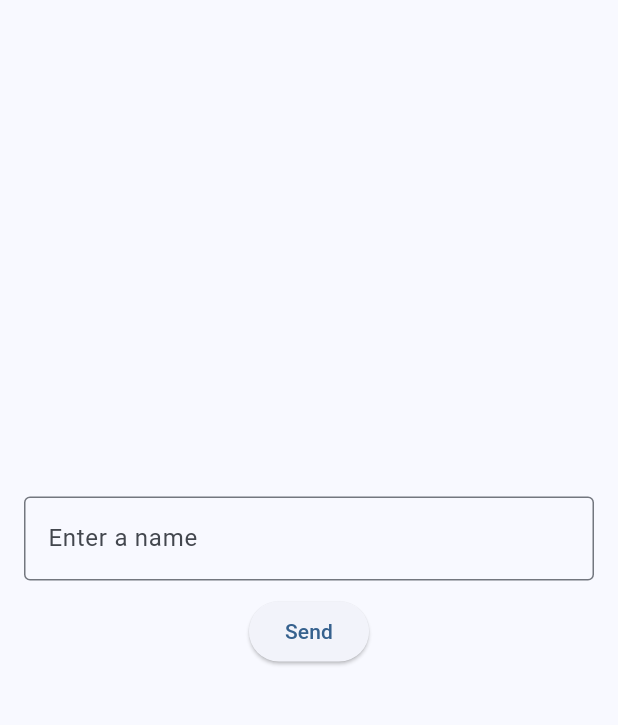
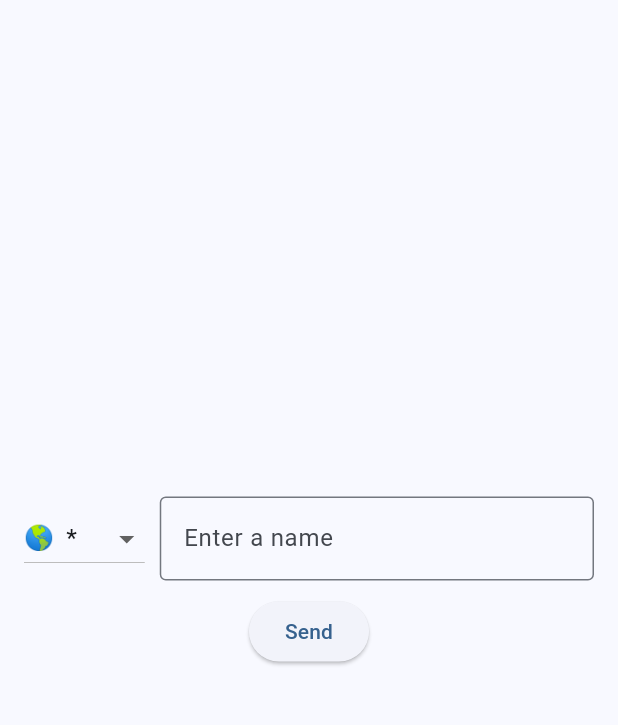
Before and after one commit to DavidKlant/neon_david_cursor, a Flutter app: the screen it shows after launch, on a phone screen of 412 x 824 dp, the part 63-788 px from its top. Run offline on Flutter 3.47's test engine with Material 3 defaults, Android fonts, the phone set to English and light mode, and no system bars; our stand-ins replace bloc, flutter_bloc.

Commit message:
add CountrySelector

```diff
--- a/lib/blocs/name_age_bloc/name_age_bloc_bloc.dart
+++ b/lib/blocs/name_age_bloc/name_age_bloc_bloc.dart
@@ -10,7 +10,7 @@ class NameAgeBloc extends Bloc<NameAgeEvent, NameAgeState> {
   NameAgeBloc() : super(InitialState()) {
     on<SubmitNameEvent>((event, emit) async {
       emit(LoadingState());
-      String result = await predictAge(event.name);
+      String result = await predictAge(event.name, event.countryCode);
       emit(ResultState(result));
     });
     on<ResetEvent>((event, emit) {
@@ -18,15 +18,21 @@ class NameAgeBloc extends Bloc<NameAgeEvent, NameAgeState> {
     });
   }
 
-  Future<String> predictAge(String name) async {
-    final response =
-        await http.get(Uri.parse('https://api.agify.io/?name=$name'));
+  Future<String> predictAge(String name, String countryCode) async {
+    final countryCodeString =
+        countryCode == '*' ? '' : "&country_id=$countryCode";
+    final response = await http
+        .get(Uri.parse('https://api.agify.io/?name=$name$countryCodeString'));
     if (response.statusCode == 200) {
       final data = jsonDecode(response.body);
-      final age = data['age'];
-      return "People named $name are $age years old on average.";
+      int? age = data['age'];
+      if (age != null) {
+        return "People named $name are $age years old on average.";
+      } else {
+        return "Failed to predict age for the name $name.";
+      }
     } else {
-      throw Exception('Failed to predict age');
+      throw Exception('Failed to predict age.');
     }
   }
 }
--- a/lib/blocs/name_age_bloc/name_age_bloc_event.dart
+++ b/lib/blocs/name_age_bloc/name_age_bloc_event.dart
@@ -5,7 +5,8 @@ sealed class NameAgeEvent {}
 
 class SubmitNameEvent extends NameAgeEvent {
   final String name;
-  SubmitNameEvent(this.name);
+  final String countryCode;
+  SubmitNameEvent(this.name, this.countryCode);
 }
 
 class ResetEvent extends NameAgeEvent {}
--- /dev/null
+++ b/lib/blocs/select_country_cubit/select_country_cubit.dart
@@ -0,0 +1,266 @@
+import 'package:bloc/bloc.dart';
+import 'package:meta/meta.dart';
+
+part 'select_country_cubit_state.dart';
+
+class SelectCountryCubit extends Cubit<SelectCountryCubitState> {
+  SelectCountryCubit() : super(const SelectCountryCubitState(countryCode: '*'));
+
+  void selectCountry(String emoji) {
+    emit(
+        SelectCountryCubitState(countryCode: emojiToCountryCode[emoji] ?? '*'));
+  }
+
+  static Map<String, String> emojiToCountryCode = {
+    "🌎": "*",
+    '🇺🇸': 'US',
+    '🇮🇹': 'IT',
+    '🇫🇷': 'FR',
+    '🇪🇬': 'EG',
+    '🇮🇳': 'IN',
+    '🇧🇷': 'BR',
+    '🇬🇧': 'GB',
+    '🇹🇷': 'TR',
+    '🇪🇸': 'ES',
+    '🇸🇦': 'SA',
+    '🇨🇴': 'CO',
+    '🇲🇽': 'MX',
+    '🇲🇦': 'MA',
+    '🇩🇪': 'DE',
+    '🇲🇾': 'MY',
+    '🇨🇦': 'CA',
+    '🇷🇺': 'RU',
+    '🇿🇦': 'ZA',
+    '🇩🇿': 'DZ',
+    '🇳🇬': 'NG',
+    '🇳🇱': 'NL',
+    '🇵🇪': 'PE',
+    '🇸🇩': 'SD',
+    '🇵🇱': 'PL',
+    '🇧🇪': 'BE',
+    '🇹🇳': 'TN',
+    '🇮🇩': 'ID',
+    '🇦🇷': 'AR',
+    '🇦🇺': 'AU',
+    '🇨🇱': 'CL',
+    '🇵🇭': 'PH',
+    '🇵🇹': 'PT',
+    '🇨🇳': 'CN',
+    '🇮🇱': 'IL',
+    '🇧🇩': 'BD',
+    '🇨🇿': 'CZ',
+    '🇸🇾': 'SY',
+    '🇾🇪': 'YE',
+    '🇴🇲': 'OM',
+    '🇨🇭': 'CH',
+    '🇱🇾': 'LY',
+    '🇸🇪': 'SE',
+    '🇮🇷': 'IR',
+    '🇭🇰': 'HK',
+    '🇰🇼': 'KW',
+    '🇰🇿': 'KZ',
+    '🇯🇴': 'JO',
+    '🇧🇴': 'BO',
+    '🇸🇬': 'SG',
+    '🇶🇦': 'QA',
+    '🇮🇪': 'IE',
+    '🇵🇰': 'PK',
+    '🇷🇴': 'RO',
+    '🇨🇲': 'CM',
+    '🇦🇹': 'AT',
+    '🇫🇮': 'FI',
+    '🇩🇰': 'DK',
+    '🇱🇧': 'LB',
+    '🇬🇷': 'GR',
+    '🇭🇺': 'HU',
+    '🇬🇹': 'GT',
+    '🇬🇭': 'GH',
+    '🇨🇷': 'CR',
+    '🇻🇪': 'VE',
+    '🇳🇴': 'NO',
+    '🇦🇪': 'AE',
+    '🇺🇾': 'UY',
+    '🇹🇭': 'TH',
+    '🇵🇦': 'PA',
+    '🇵🇸': 'PS',
+    '🇯🇵': 'JP',
+    '🇪🇨': 'EC',
+    '🇺🇦': 'UA',
+    '🇧🇭': 'BH',
+    '🇹🇼': 'TW',
+    '🇱🇨': 'LC',
+    '🇰🇪': 'KE',
+    '🇳🇿': 'NZ',
+    '🇻🇳': 'VN',
+    '🇷🇸': 'RS',
+    '🇭🇷': 'HR',
+    '🇨🇮': 'CI',
+    '🇦🇴': 'AO',
+    '🇧🇬': 'BG',
+    '🇲🇺': 'MU',
+    '🇰🇷': 'KR',
+    '🇦🇱': 'AL',
+    '🇸🇰': 'SK',
+    '🇸🇳': 'SN',
+    '🇦🇫': 'AF',
+    '🇱🇰': 'LK',
+    '🇯🇲': 'JM',
+    '🇸🇮': 'SI',
+    '🇱🇹': 'LT',
+    '🇳🇪': 'NE',
+    '🇩🇴': 'DO',
+    '🇳🇦': 'NA',
+    '🇵🇷': 'PR',
+    '🇺🇬': 'UG',
+    '🇦🇿': 'AZ',
+    '🇲🇴': 'MO',
+    '🇱🇺': 'LU',
+    '🇨🇾': 'CY',
+    '🇹🇿': 'TZ',
+    '🇧🇼': 'BW',
+    '🇧🇾': 'BY',
+    '🇿🇼': 'ZW',
+    '🇳🇵': 'NP',
+    '🇮🇶': 'IQ',
+    '🇧🇦': 'BA',
+    '🇨🇩': 'CD',
+    '🇪🇹': 'ET',
+    '🇸🇻': 'SV',
+    '🇱🇻': 'LV',
+    '🇲🇹': 'MT',
+    '🇲🇩': 'MD',
+    '🇲🇿': 'MZ',
+    '🇭🇳': 'HN',
+    '🇵🇾': 'PY',
+    '🇧🇳': 'BN',
+    '🇷🇪': 'RE',
+    '🇲🇲': 'MM',
+    '🇿🇲': 'ZM',
+    '🇧🇯': 'BJ',
+    '🇳🇮': 'NI',
+    '🇲🇰': 'MK',
+    '🇹🇹': 'TT',
+    '🇧🇫': 'BF',
+    '🇮🇸': 'IS',
+    '🇲🇱': 'ML',
+    '🇲🇬': 'MG',
+    '🇰🇭': 'KH',
+    '🇹🇬': 'TG',
+    '🇪🇪': 'EE',
+    '🇬🇪': 'GE',
+    '🇦🇲': 'AM',
+    '🇲🇻': 'MV',
+    '🇬🇦': 'GA',
+    '🇷🇼': 'RW',
+    '🇨🇺': 'CU',
+    '🇭🇹': 'HT',
+    '🇲🇪': 'ME',
+    '🇺🇿': 'UZ',
+    '🇵🇬': 'PG',
+    '🇲🇼': 'MW',
+    '🇫🇯': 'FJ',
+    '🇬🇳': 'GN',
+    '🇲🇳': 'MN',
+    '🇧🇸': 'BS',
+    '🇩🇯': 'DJ',
+    '🇬🇵': 'GP',
+    '🇨🇻': 'CV',
+    '🇬🇲': 'GM',
+    '🇱🇷': 'LR',
+    '🇧🇧': 'BB',
+    '🇰🇬': 'KG',
+    '🇲🇷': 'MR',
+    '🇧🇮': 'BI',
+    '🇸🇴': 'SO',
+    '🇦🇩': 'AD',
+    '🇸🇱': 'SL',
+    '🇱🇦': 'LA',
+    '🇸🇷': 'SR',
+    '🇸🇿': 'SZ',
+    '🇸🇭': 'SH',
+    '🇱🇸': 'LS',
+    '🇧🇲': 'BM',
+    '🇳🇨': 'NC',
+    '🇧🇹': 'BT',
+    '🇹🇲': 'TM',
+    '🇲🇨': 'MC',
+    '🇬🇾': 'GY',
+    '🇵🇫': 'PF',
+    '🇧🇿': 'BZ',
+    '🇬🇺': 'GU',
+    '🇬🇫': 'GF',
+    '🇹🇩': 'TD',
+    '🇸🇨': 'SC',
+    '🇬🇶': 'GQ',
+    '🇯🇪': 'JE',
+    '🇨🇬': 'CG',
+    '🇹🇯': 'TJ',
+    '🇽🇰': 'XK',
+    '🇦🇼': 'AW',
+    '🇬🇮': 'GI',
+    '🇦🇬': 'AG',
+    '🇮🇲': 'IM',
+    '🇰🇲': 'KM',
+    '🇲🇶': 'MQ',
+    '🇸🇸': 'SS',
+    '🇦🇸': 'AS',
+    '🇬🇬': 'GG',
+    '🇱🇮': 'LI',
+    '🇨🇫': 'CF',
+    '🇬🇱': 'GL',
+    '🇫🇴': 'FO',
+    '🇸🇲': 'SM',
+    '🇻🇨': 'VC',
+    '🇾🇹': 'YT',
+    '🇹🇨': 'TC',
+    '🇩🇲': 'DM',
+    '🇰🇳': 'KN',
+    '🇬🇼': 'GW',
+    '🇻🇺': 'VU',
+    '🇸🇧': 'SB',
+    '🇲🇵': 'MP',
+    '🇹🇻': 'TV',
+    '🇸🇹': 'ST',
+    '🇹🇱': 'TL',
+    '🇦🇽': 'AX',
+    '🇦🇮': 'AI',
+    '🇻🇮': 'VI',
+    '🇼🇸': 'WS',
+    '🇹🇴': 'TO',
+    '🇻🇬': 'VG',
+    '🇪🇷': 'ER',
+    '🇫🇲': 'FM',
+    '🇲🇭': 'MH',
+    '🇰🇮': 'KI',
+    '🇵🇼': 'PW',
+    '🇨🇰': 'CK',
+    '🇪🇭': 'EH',
+    '🇻🇦': 'VA',
+    '🇨🇼': 'CW',
+    '🇮🇴': 'IO',
+    '🇼🇫': 'WF',
+    '🇵🇲': 'PM',
+    '🇲🇸': 'MS',
+    '🇳🇷': 'NR',
+    '🇨🇽': 'CX',
+    '🇳🇺': 'NU',
+    '🇳🇫': 'NF',
+    '🇫🇰': 'FK',
+    '🇨🇨': 'CC',
+    '🇰🇵': 'KP',
+    '🇵🇳': 'PN',
+    '🇹🇫': 'TF',
+    '🇹🇰': 'TK',
+    '🇸🇯': 'SJ',
+    '🇰🇾': 'KY',
+    '🇧🇱': 'BL',
+    '🇬🇩': 'GD',
+    '🇧🇻': 'BV',
+    '🇭🇲': 'HM',
+    '🇲🇫': 'MF',
+    '🇧🇶': 'BQ',
+    '🇬🇸': 'GS',
+    '🇸🇽': 'SX',
+    '🇺🇲': 'UM',
+  };
+}
--- /dev/null
+++ b/lib/blocs/select_country_cubit/select_country_cubit_state.dart
@@ -0,0 +1,8 @@
+part of 'select_country_cubit.dart';
+
+@immutable
+final class SelectCountryCubitState {
+  final String countryCode;
+
+  const SelectCountryCubitState({required this.countryCode});
+}
--- a/lib/main.dart
+++ b/lib/main.dart
@@ -1,6 +1,7 @@
 import 'package:flutter/material.dart';
 import 'package:flutter_bloc/flutter_bloc.dart';
 import 'package:neon_david_cursor/blocs/name_age_bloc/name_age_bloc_bloc.dart';
+import 'package:neon_david_cursor/blocs/select_country_cubit/select_country_cubit.dart';
 import 'package:neon_david_cursor/pages/homepage.dart';
 
 void main() {
@@ -18,8 +19,11 @@ class MyApp extends StatelessWidget {
         colorScheme: ColorScheme.fromSeed(seedColor: Colors.blue),
         useMaterial3: true,
       ),
-      home: BlocProvider(
-        create: (context) => NameAgeBloc(),
+      home: MultiBlocProvider(
+        providers: [
+          BlocProvider(create: (context) => NameAgeBloc()),
+          BlocProvider(create: (context) => SelectCountryCubit()),
+        ],
         child: const HomePage(),
       ),
     );
--- /dev/null
+++ b/lib/widgets/country_selector.dart
@@ -0,0 +1,37 @@
+import 'package:flutter/material.dart';
+import 'package:flutter_bloc/flutter_bloc.dart';
+import '../blocs/select_country_cubit/select_country_cubit.dart';
+
+class CountrySelector extends StatelessWidget {
+  const CountrySelector({super.key});
+
+  @override
+  Widget build(BuildContext context) {
+    return BlocBuilder<SelectCountryCubit, SelectCountryCubitState>(
+      builder: (context, state) {
+        return DropdownButton<String>(
+          value: SelectCountryCubit.emojiToCountryCode.entries
+              .firstWhere((entry) => entry.value == state.countryCode)
+              .key,
+          onChanged: (String? newValue) {
+            if (newValue != null) {
+              context.read<SelectCountryCubit>().selectCountry(newValue);
+            }
+          },
+          items: SelectCountryCubit.emojiToCountryCode.entries.map((entry) {
+            return DropdownMenuItem<String>(
+              value: entry.key,
+              child: Row(
+                children: [
+                  Text(entry.key), // Flag emoji
+                  const SizedBox(width: 8),
+                  Text(entry.value), // Country code
+                ],
+              ),
+            );
+          }).toList(),
+        );
+      },
+    );
+  }
+}
--- a/lib/widgets/name_input_form.dart
+++ b/lib/widgets/name_input_form.dart
@@ -1,6 +1,8 @@
 import 'package:flutter/material.dart';
 import 'package:flutter_bloc/flutter_bloc.dart';
 import 'package:neon_david_cursor/blocs/name_age_bloc/name_age_bloc_bloc.dart';
+import 'package:neon_david_cursor/blocs/select_country_cubit/select_country_cubit.dart';
+import 'package:neon_david_cursor/widgets/country_selector.dart';
 
 class NameInputForm extends StatefulWidget {
   const NameInputForm({super.key});
@@ -22,7 +24,12 @@ class NameInputFormState extends State<NameInputForm> {
       },
       child: Column(
         children: [
-          TextField(
+          Row(
+            children: [
+              const CountrySelector(),
+              const SizedBox(width: 10),
+              Expanded(
+                child: TextField(
                   controller: _controller,
                   decoration: const InputDecoration(
                     labelText: 'Enter a name',
@@ -30,12 +37,19 @@ class NameInputFormState extends State<NameInputForm> {
                   ),
                   textCapitalization: TextCapitalization.words,
                 ),
+              ),
+            ],
+          ),
           const SizedBox(height: 10),
           ElevatedButton(
             onPressed: () {
               final name = _controller.text.trim();
               if (name.isNotEmpty) {
-                context.read<NameAgeBloc>().add(SubmitNameEvent(name));
+                final countryCode =
+                    context.read<SelectCountryCubit>().state.countryCode;
+                context
+                    .read<NameAgeBloc>()
+                    .add(SubmitNameEvent(name, countryCode));
               }
             },
             child: const Text('Send'),
```
Lines whose indentation alone changed are shown as unchanged.
